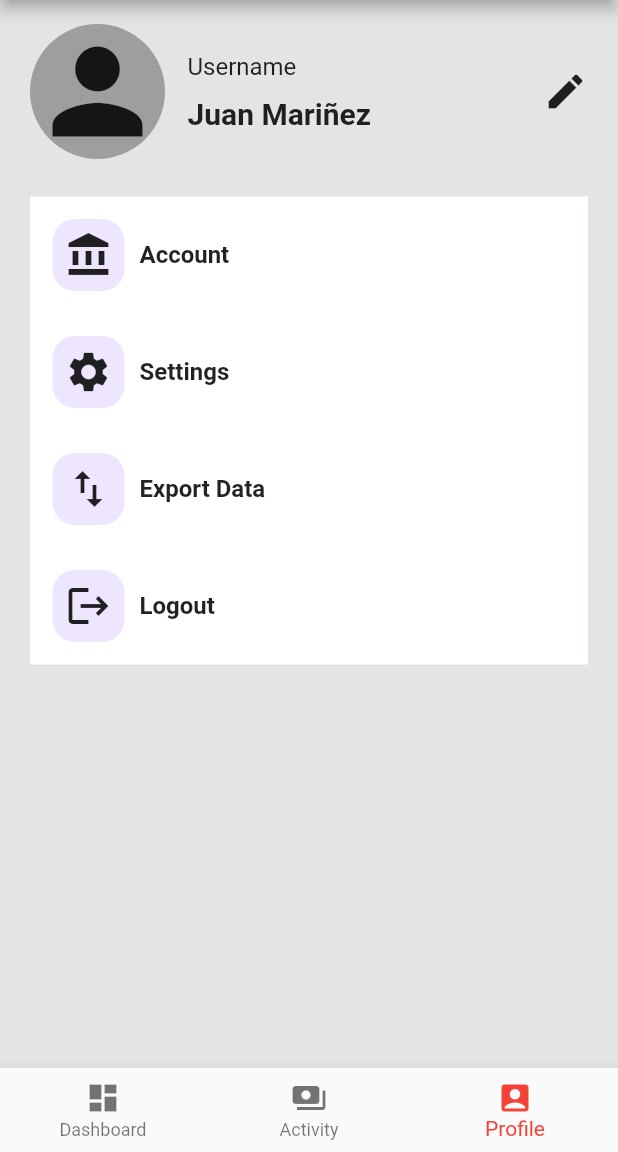
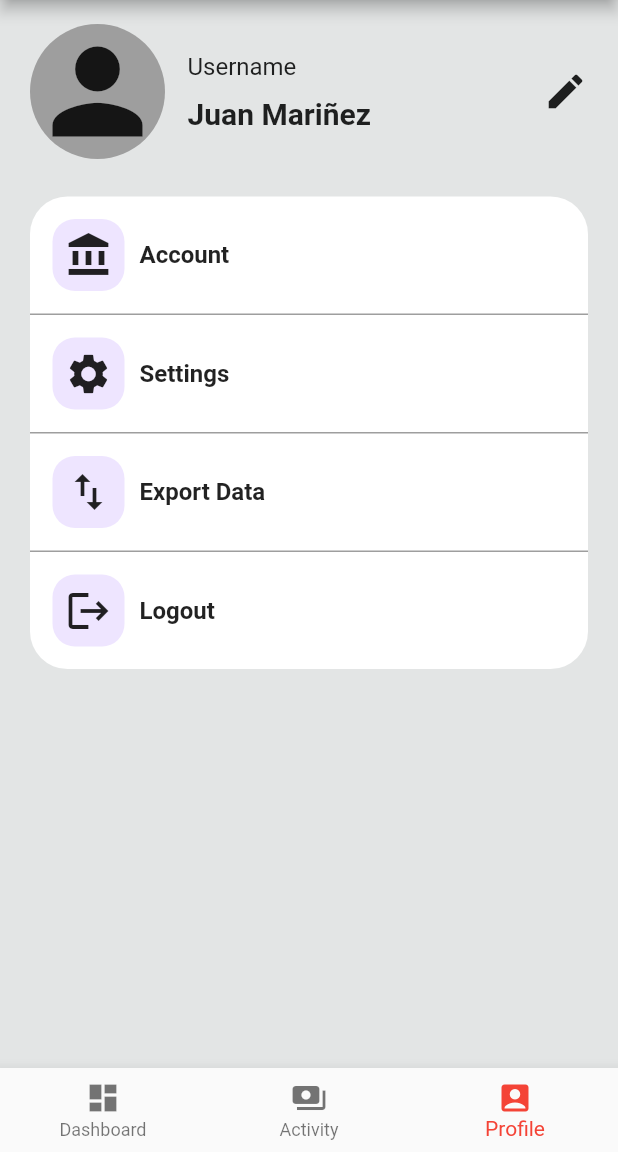
Before and after one commit to JMarinez/gatao, a Flutter app: the screen it shows after launch, item 3 of the bottom bar chosen, on a phone screen of 412 x 824 dp, the part 84-1236 px from its top. Run offline on Flutter 3.47's test engine with Material 2 defaults, Android fonts, the phone set to English and light mode, and no system bars; our stand-ins replace google_fonts.

```diff
--- a/lib/home.dart
+++ b/lib/home.dart
@@ -26,7 +26,6 @@ class _HomeState extends State<Home> {
       return Scaffold(
         appBar: AppBar(
           title: const Text('Gatao'),
-          backgroundColor: Colors.red,
         ),
         body: pages[tabManager.selectedTab],
         bottomNavigationBar: BottomNavigationBar(
--- a/lib/src/components/profile/profile_body.dart
+++ b/lib/src/components/profile/profile_body.dart
@@ -10,15 +10,19 @@ class ProfileBody extends StatelessWidget {
   @override
   Widget build(BuildContext context) {
     return Container(
-      color: Colors.white,
       child: Column(
         children: const [
           ProfileMenuItem(iconData: Icons.account_balance, label: 'Account'),
+          Divider(thickness: 1, height: 1, color: Colors.grey),
           ProfileMenuItem(iconData: Icons.settings, label: 'Settings'),
+          Divider(thickness: 1, height: 1, color: Colors.grey),
           ProfileMenuItem(iconData: Icons.import_export, label: 'Export Data'),
+          Divider(thickness: 1, height: 1, color: Colors.grey),
           ProfileMenuItem(iconData: Icons.logout, label: 'Logout'),
         ],
       ),
+      decoration: BoxDecoration(
+          color: Colors.white, borderRadius: BorderRadius.circular(25.0)),
     );
   }
 }
--- a/lib/src/components/profile/profile_menu_item.dart
+++ b/lib/src/components/profile/profile_menu_item.dart
@@ -12,7 +12,7 @@ class ProfileMenuItem extends StatelessWidget {
 
   @override
   Widget build(BuildContext context) {
-    return Padding(
+    return Container(
       padding: const EdgeInsets.all(15.0),
       child: Row(
         children: [
```
Also changed, not shown: pubspec.yaml (+5 -12 lines), pubspec.lock.
